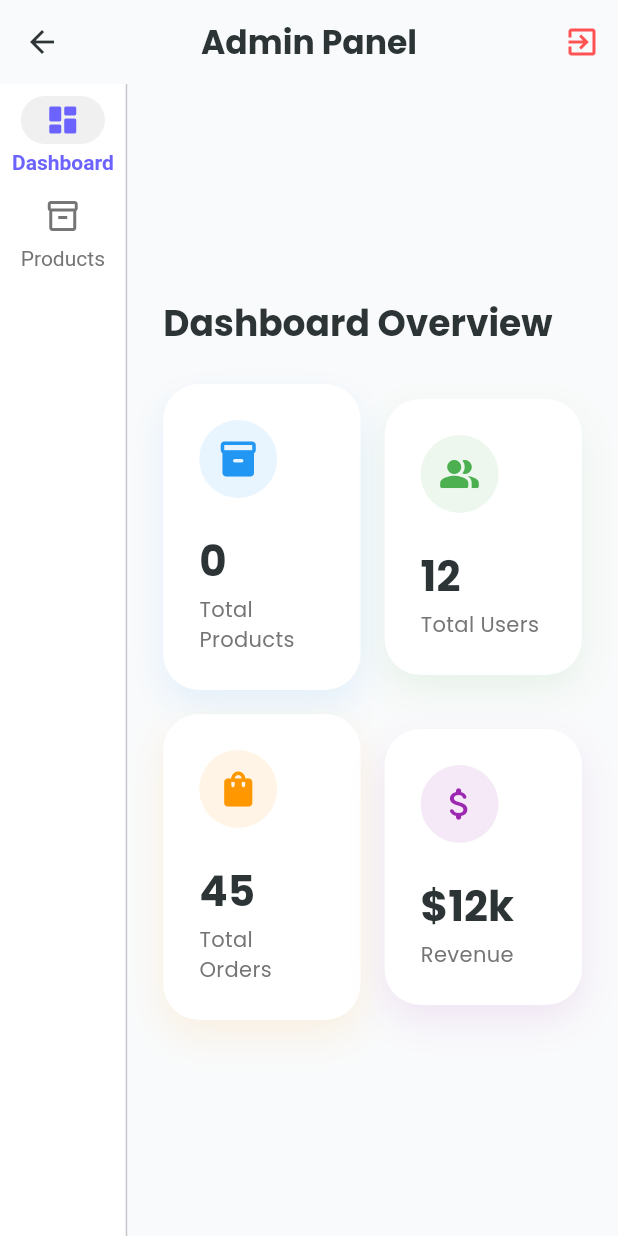
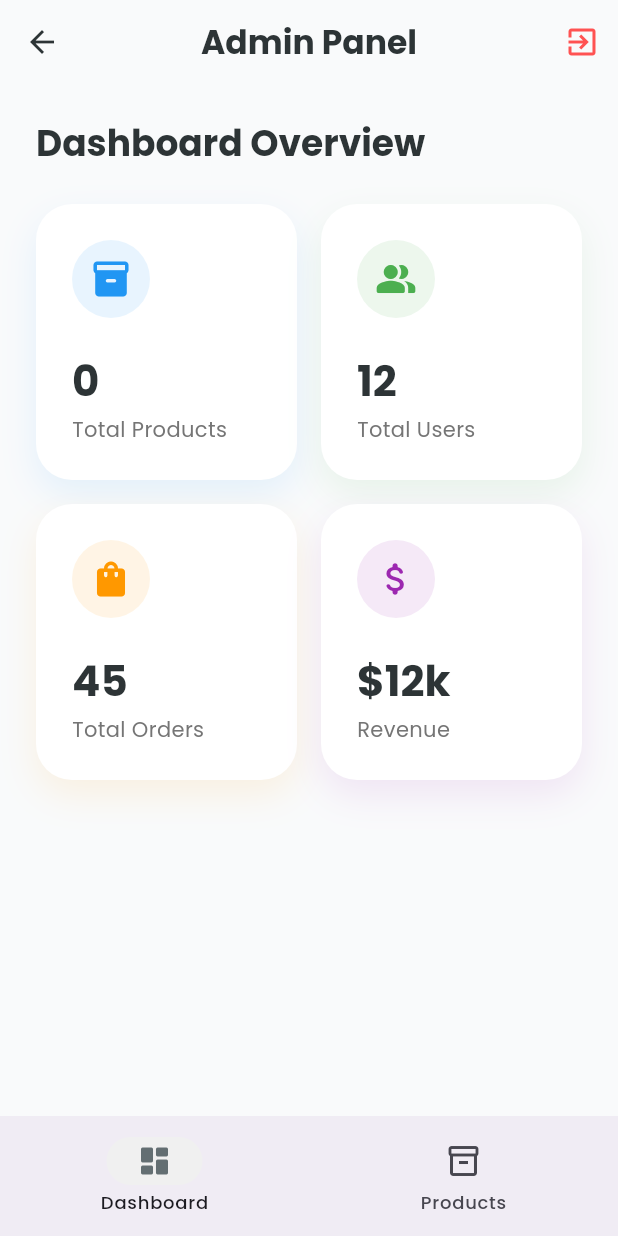
Before and after one commit to ali-hassan62/Ecommerce_app, a Flutter app: the AdminLayout screen opened directly, on a phone screen of 412 x 824 dp. Run offline on Flutter 3.47's test engine with Material 3 defaults, Android fonts, the light colour scheme and no system bars; our stand-ins replace flutter_riverpod, google_fonts, hive, hive_flutter, image_cropper, image_picker and 1 more; missing offline and left inert: animated_login; accounts and stored records are empty; network calls fail.

Commit message:
Fix Admin Panel overflow and implement signup redirect

```diff
--- a/lib/presentation/screens/admin/admin_layout.dart
+++ b/lib/presentation/screens/admin/admin_layout.dart
@@ -22,6 +22,13 @@ class _AdminLayoutState extends ConsumerState<AdminLayout> {
   @override
   Widget build(BuildContext context) {
     final theme = Theme.of(context);
+
+    return LayoutBuilder(
+      builder: (context, constraints) {
+        final isDesktop = constraints.maxWidth >= 600;
+
+        if (isDesktop) {
+          // Desktop Layout (NavigationRail)
           return Scaffold(
             backgroundColor: theme.scaffoldBackgroundColor,
             appBar: AppBar(
@@ -32,9 +39,7 @@ class _AdminLayoutState extends ConsumerState<AdminLayout> {
               actions: [
                 IconButton(
                   icon: Icon(Icons.exit_to_app, color: theme.colorScheme.error),
-            onPressed: () {
-               Navigator.pop(context); // Return to main app
-            },
+                  onPressed: () => Navigator.pop(context),
                   tooltip: 'Exit Admin',
                 )
               ],
@@ -65,7 +70,6 @@ class _AdminLayoutState extends ConsumerState<AdminLayout> {
                       selectedIcon: Icon(Icons.inventory_2_rounded),
                       label: Text('Products'),
                     ),
-              // Can add Users later
                   ],
                 ),
                 const VerticalDivider(thickness: 1, width: 1),
@@ -75,5 +79,47 @@ class _AdminLayoutState extends ConsumerState<AdminLayout> {
               ],
             ),
           );
+        } else {
+          // Mobile Layout (BottomNavigationBar)
+          return Scaffold(
+            backgroundColor: theme.scaffoldBackgroundColor,
+            appBar: AppBar(
+              title: Text('Admin Panel', style: theme.textTheme.titleLarge?.copyWith(fontWeight: FontWeight.bold)),
+              backgroundColor: Colors.transparent,
+              elevation: 0,
+              centerTitle: true,
+              actions: [
+                IconButton(
+                  icon: Icon(Icons.exit_to_app, color: theme.colorScheme.error),
+                  onPressed: () => Navigator.pop(context),
+                  tooltip: 'Exit Admin',
+                )
+              ],
+            ),
+            body: _screens[_selectedIndex],
+            bottomNavigationBar: NavigationBar(
+              selectedIndex: _selectedIndex,
+              onDestinationSelected: (int index) {
+                setState(() {
+                  _selectedIndex = index;
+                });
+              },
+              destinations: const [
+                NavigationDestination(
+                  icon: Icon(Icons.dashboard_outlined),
+                  selectedIcon: Icon(Icons.dashboard_rounded),
+                  label: 'Dashboard',
+                ),
+                NavigationDestination(
+                  icon: Icon(Icons.inventory_2_outlined),
+                  selectedIcon: Icon(Icons.inventory_2_rounded),
+                  label: 'Products',
+                ),
+              ],
+            ),
+          );
+        }
+      },
+    );
   }
 }
```
Also changed, not shown: lib/presentation/screens/admin/admin_products_screen.dart (+5 -2 lines), lib/presentation/screens/auth/login_screen.dart (+8 -0 lines), 1 other file. Lines whose indentation alone changed are shown as unchanged.
